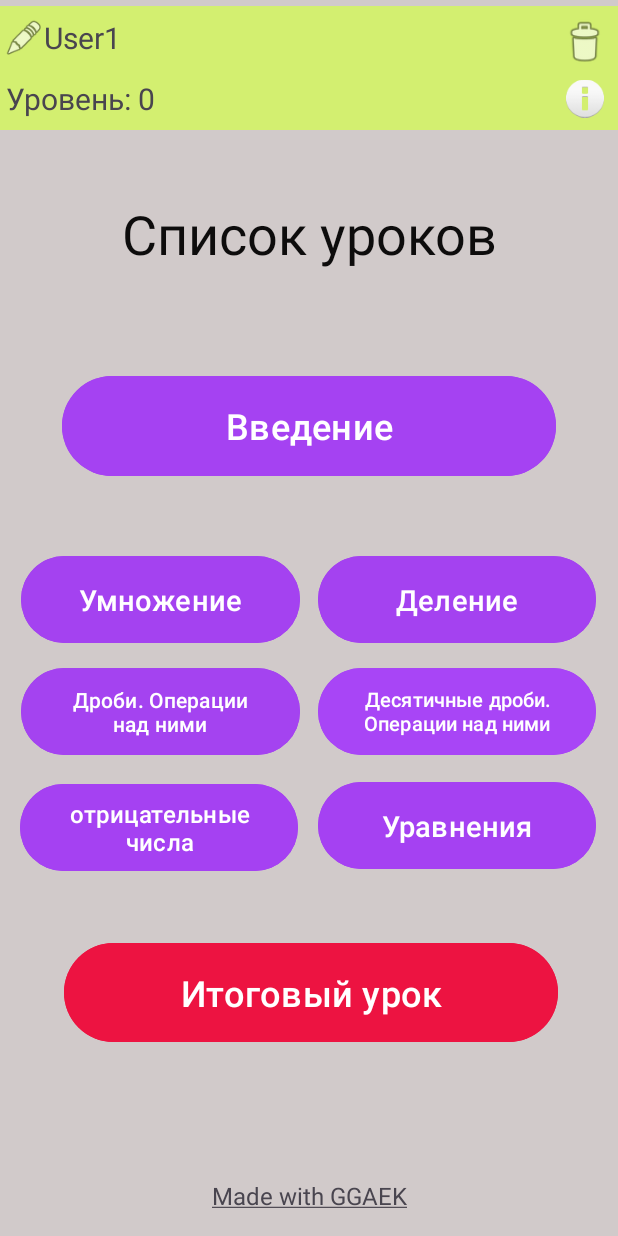
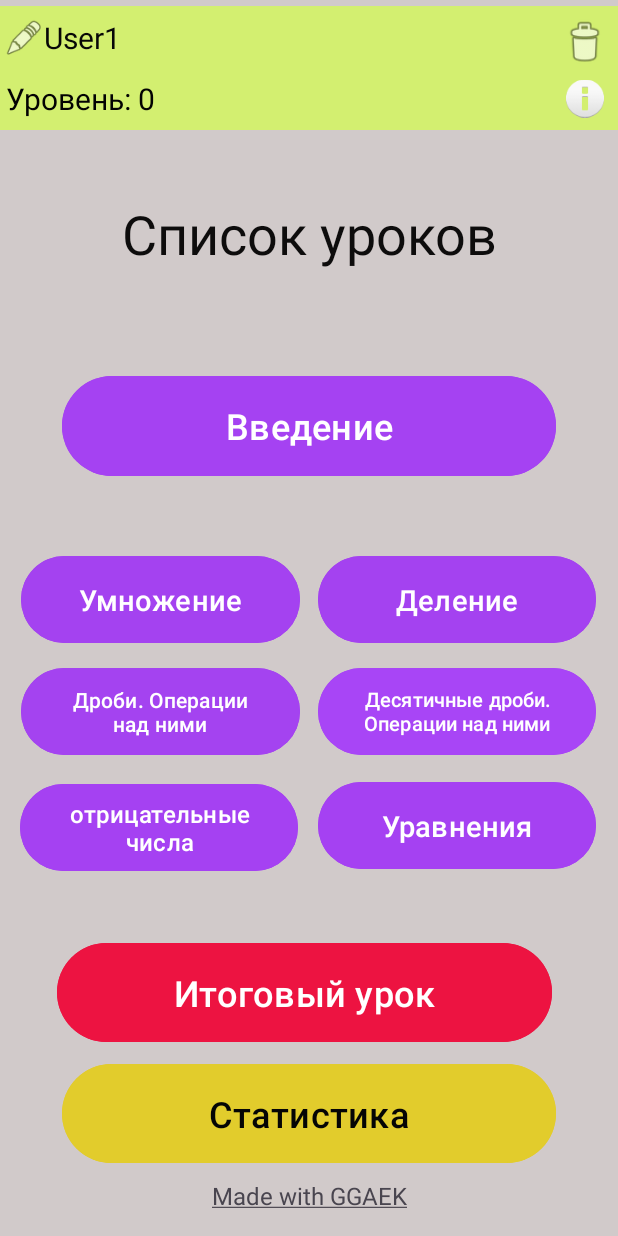
Before and after one commit to Senior-Limon/MyMath, an Android app: the GLActivity screen opened directly, with no data from a screen before it, on a phone screen of 412 x 824 dp. Run offline under Robolectric (Android 15) with nearby library versions, the phone set to English and light mode, and no system bars.

Commit message:
commit 5

```diff
--- a/app/src/main/AndroidManifest.xml
+++ b/app/src/main/AndroidManifest.xml
@@ -12,6 +12,9 @@
         android:supportsRtl="true"
         android:theme="@style/Theme.MyMathWithGgaek"
         tools:targetApi="31">
+        <activity
+            android:name=".StatActivity"
+            android:exported="false" />
         <activity
             android:name=".DelActivity"
             android:exported="false" />
--- a/app/src/main/java/com/example/mymathwithggaek/GLActivity.kt
+++ b/app/src/main/java/com/example/mymathwithggaek/GLActivity.kt
@@ -41,6 +41,7 @@ class GLActivity : AppCompatActivity() {
         val info = findViewById<ImageView>(R.id.info)
         val delet = findViewById<ImageView>(R.id.delete)
         val sslk = findViewById<TextView>(R.id.textView9)
+        val ButST = findViewById<Button>(R.id.buttonStatis)
 
         val sharedPreferences = getSharedPreferences("MyPrefs", MODE_PRIVATE)
 
@@ -190,12 +191,18 @@ class GLActivity : AppCompatActivity() {
             mediaPlayer.start()}
         }
 
+
         delet.setOnClickListener {
-//запуск итогового теста
+//запуск cтраницы удаления
             val intentdel = Intent(this, DelActivity::class.java)
             startActivity(intentdel)
         }
 
+        ButST.setOnClickListener {
+//запуск cтраницы статистики
+            val intentS = Intent(this, StatActivity::class.java)
+            startActivity(intentS)
+        }
 
 
 //отображение имени и уровня
--- a/app/src/main/res/layout/activity_glactivity.xml
+++ b/app/src/main/res/layout/activity_glactivity.xml
@@ -146,24 +146,6 @@
         app:layout_constraintVertical_bias="0.303"
         app:layout_constraintWidth_percent="0.45" />
 
-    <Button
-        android:id="@+id/buttonItog"
-        android:layout_width="0dp"
-        android:layout_height="0dp"
-        android:layout_marginTop="8dp"
-        android:backgroundTint="#ED1341"
-        android:text="Итоговый урок"
-        android:textSize="24sp"
-        android:visibility="visible"
-        app:layout_constraintBottom_toBottomOf="parent"
-        app:layout_constraintEnd_toEndOf="parent"
-        app:layout_constraintHeight_percent="0.09"
-        app:layout_constraintHorizontal_bias="0.516"
-        app:layout_constraintStart_toStartOf="parent"
-        app:layout_constraintTop_toTopOf="parent"
-        app:layout_constraintVertical_bias="0.831"
-        app:layout_constraintWidth_percent="0.8" />
-
     <TextView
         android:id="@+id/textView6"
         android:layout_width="0dp"
@@ -183,6 +165,7 @@
         android:layout_width="0dp"
         android:layout_height="0dp"
         android:backgroundTint="#090909"
+        android:textColor="#070707"
         android:textSize="20sp"
         app:layout_constraintBottom_toBottomOf="parent"
         app:layout_constraintEnd_toEndOf="parent"
@@ -199,6 +182,7 @@
         android:layout_height="0dp"
         android:backgroundTint="#090909"
         android:text="Level"
+        android:textColor="#020202"
         android:textSize="20sp"
         app:layout_constraintBottom_toBottomOf="parent"
         app:layout_constraintEnd_toEndOf="parent"
@@ -271,5 +255,41 @@
         android:orientation="horizontal"
         app:layout_constraintGuide_begin="20dp" />
 
+    <Button
+        android:id="@+id/buttonItog"
+        android:layout_width="0dp"
+        android:layout_height="0dp"
+        android:layout_marginTop="8dp"
+        android:backgroundTint="#ED1341"
+        android:text="Итоговый урок"
+        android:textSize="24sp"
+        android:visibility="visible"
+        app:layout_constraintBottom_toBottomOf="parent"
+        app:layout_constraintEnd_toEndOf="parent"
+        app:layout_constraintHeight_percent="0.09"
+        app:layout_constraintHorizontal_bias="0.465"
+        app:layout_constraintStart_toStartOf="parent"
+        app:layout_constraintTop_toTopOf="parent"
+        app:layout_constraintVertical_bias="0.831"
+        app:layout_constraintWidth_percent="0.8" />
+
+    <Button
+        android:id="@+id/buttonStatis"
+        android:layout_width="0dp"
+        android:layout_height="0dp"
+        android:layout_marginTop="8dp"
+        android:backgroundTint="#E2CC2C"
+        android:text="Cтатистика"
+        android:textColor="#050505"
+        android:textSize="24sp"
+        android:visibility="visible"
+        app:layout_constraintBottom_toBottomOf="parent"
+        app:layout_constraintEnd_toEndOf="parent"
+        app:layout_constraintHeight_percent="0.09"
+        app:layout_constraintStart_toStartOf="parent"
+        app:layout_constraintTop_toTopOf="parent"
+        app:layout_constraintVertical_bias="0.94"
+        app:layout_constraintWidth_percent="0.8" />
+
 
 </androidx.constraintlayout.widget.ConstraintLayout>
--- a/app/src/main/res/layout/activity_les5.xml
+++ b/app/src/main/res/layout/activity_les5.xml
@@ -191,4 +191,5 @@
         android:src="@drawable/images7"
         app:layout_constraintStart_toStartOf="parent"
         app:layout_constraintTop_toBottomOf="@+id/Ans5" />
+
 </androidx.constraintlayout.widget.ConstraintLayout>
```
Also changed, not shown: app/src/main/java/com/example/mymathwithggaek/ItogActivity.kt (+13 -0 lines), app/src/main/java/com/example/mymathwithggaek/Les2Activity.kt (+13 -1 lines), app/src/main/java/com/example/mymathwithggaek/Les3Activity.kt (+13 -1 lines), app/src/main/java/com/example/mymathwithggaek/Les4Activity.kt (+13 -1 lines), app/src/main/java/com/example/mymathwithggaek/Les5Activity.kt (+13 -1 lines), app/src/main/java/com/example/mymathwithggaek/Les6Activity.kt (+13 -0 lines), app/src/main/java/com/example/mymathwithggaek/Les7Activity.kt (+14 -1 lines), app/src/main/res/layout/activity_les2.xml (+15 -9 lines).
